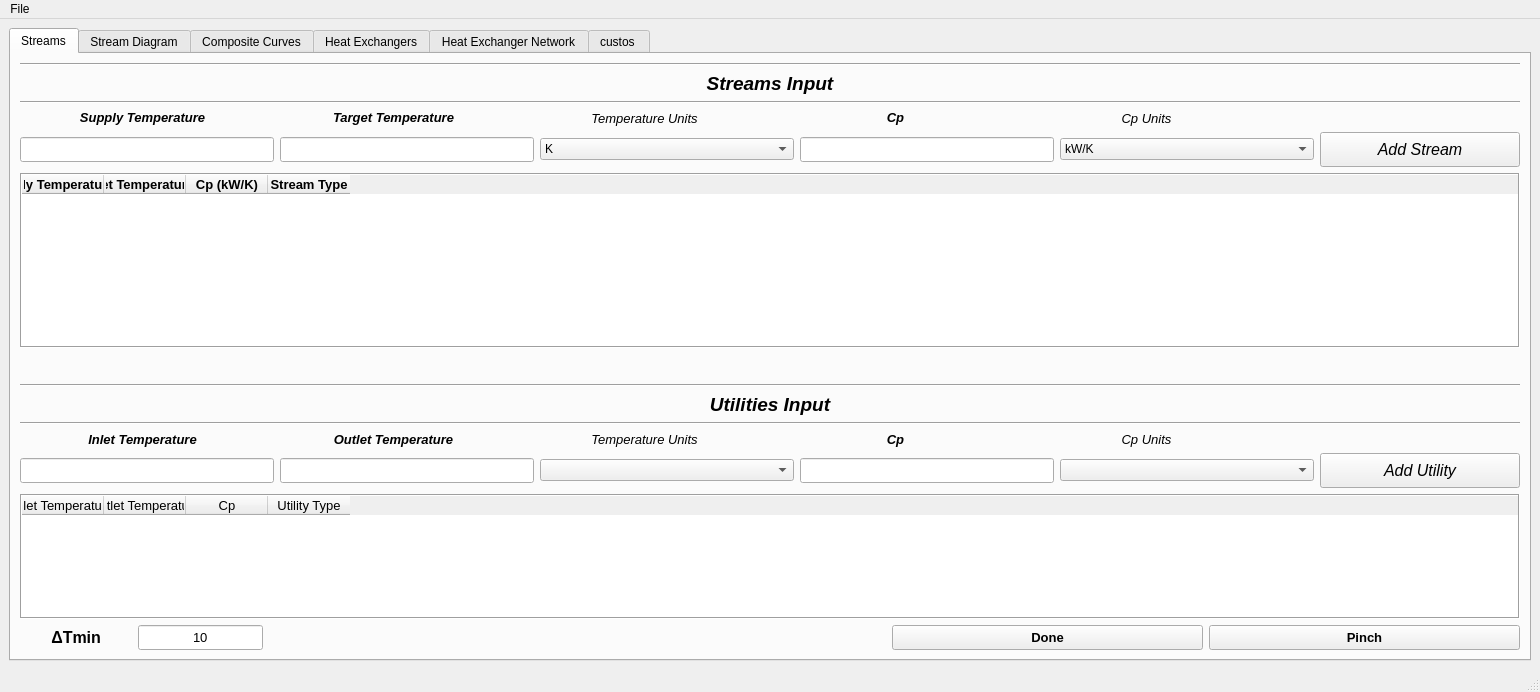
Above: interface/MPinch.ui from CarlosTadeuVassoler/MPinch before the change. Below: the same form after it.
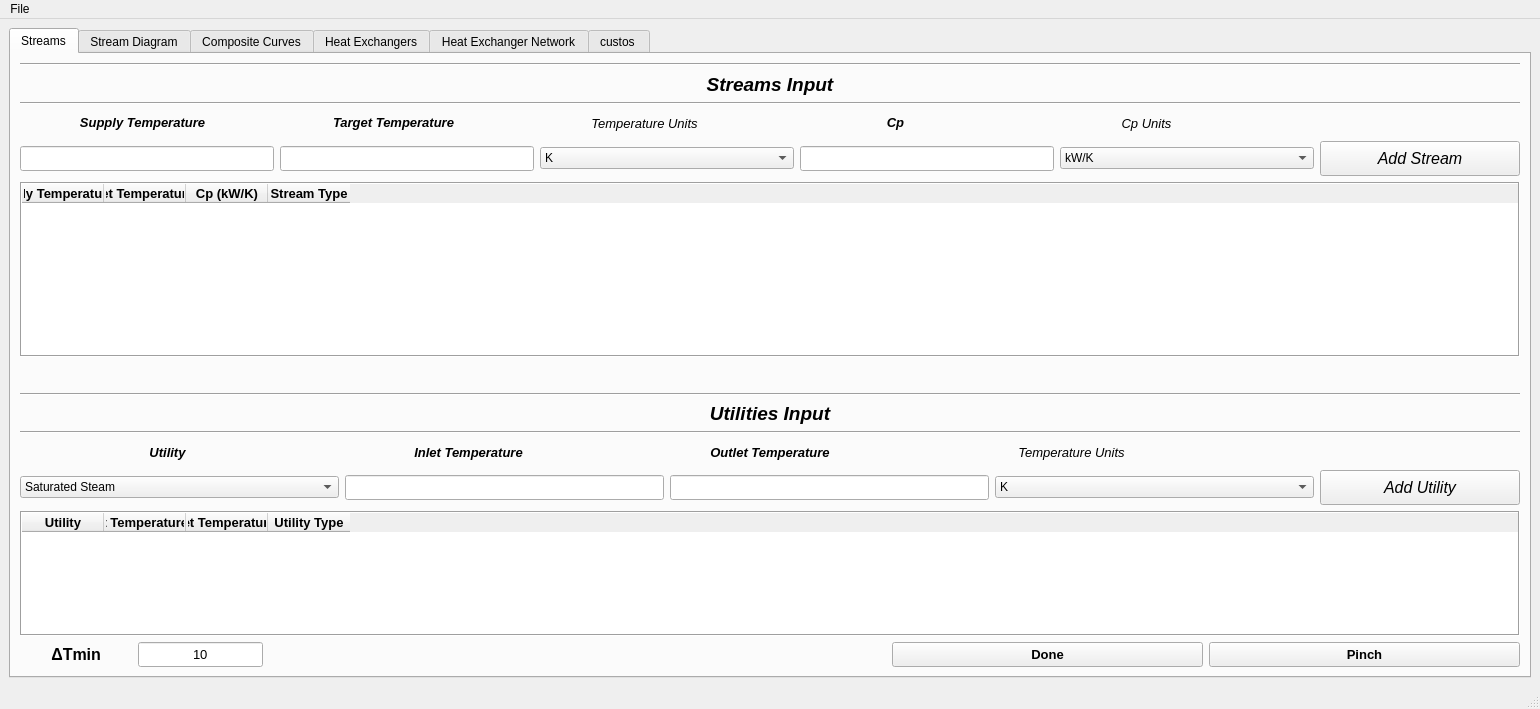
That is the form after the change.

```diff
--- a/interface/MPinch.ui
+++ b/interface/MPinch.ui
@@ -7,7 +7,7 @@
     <x>0</x>
     <y>0</y>
     <width>1540</width>
-    <height>641</height>
+    <height>709</height>
    </rect>
   </property>
   <property name="sizePolicy">
@@ -408,6 +408,9 @@
                <bold>true</bold>
               </font>
              </property>
+             <property name="textAlignment">
+              <set>AlignCenter</set>
+             </property>
             </column>
             <column>
              <property name="text">
@@ -421,6 +424,9 @@
                <bold>true</bold>
               </font>
              </property>
+             <property name="textAlignment">
+              <set>AlignCenter</set>
+             </property>
             </column>
             <column>
              <property name="text">
@@ -434,6 +440,9 @@
                <bold>true</bold>
               </font>
              </property>
+             <property name="textAlignment">
+              <set>AlignCenter</set>
+             </property>
             </column>
             <column>
              <property name="text">
@@ -447,6 +456,9 @@
                <bold>true</bold>
               </font>
              </property>
+             <property name="textAlignment">
+              <set>AlignCenter</set>
+             </property>
             </column>
            </widget>
           </item>
@@ -501,6 +513,25 @@
           </item>
           <item>
            <layout class="QHBoxLayout" name="utility_labels">
+            <item>
+             <widget class="QLabel" name="label_3">
+              <property name="font">
+               <font>
+                <family>Arial</family>
+                <pointsize>10</pointsize>
+                <weight>75</weight>
+                <italic>true</italic>
+                <bold>true</bold>
+               </font>
+              </property>
+              <property name="text">
+               <string>Utility</string>
+              </property>
+              <property name="alignment">
+               <set>Qt::AlignCenter</set>
+              </property>
+             </widget>
+            </item>
             <item>
              <widget class="QLabel" name="label_35">
               <property name="font">
@@ -556,42 +587,6 @@
               </property>
              </widget>
             </item>
-            <item>
-             <widget class="QLabel" name="label_38">
-              <property name="font">
-               <font>
-                <family>Arial</family>
-                <pointsize>10</pointsize>
-                <weight>75</weight>
-                <italic>true</italic>
-                <bold>true</bold>
-               </font>
-              </property>
-              <property name="text">
-               <string>Cp</string>
-              </property>
-              <property name="alignment">
-               <set>Qt::AlignCenter</set>
-              </property>
-             </widget>
-            </item>
-            <item>
-             <widget class="QLabel" name="label_39">
-              <property name="font">
-               <font>
-                <family>Arial</family>
-                <pointsize>10</pointsize>
-                <italic>true</italic>
-               </font>
-              </property>
-              <property name="text">
-               <string>Cp Units</string>
-              </property>
-              <property name="alignment">
-               <set>Qt::AlignCenter</set>
-              </property>
-             </widget>
-            </item>
             <item>
              <widget class="QLabel" name="label_2">
               <property name="minimumSize">
@@ -610,19 +605,17 @@
           <item>
            <layout class="QHBoxLayout" name="utility_inputs">
             <item>
-             <widget class="QLineEdit" name="lineEdit_3">
-              <property name="sizePolicy">
-               <sizepolicy hsizetype="Preferred" vsizetype="Fixed">
-                <horstretch>0</horstretch>
-                <verstretch>0</verstretch>
-               </sizepolicy>
-              </property>
-              <property name="minimumSize">
-               <size>
-                <width>0</width>
-                <height>25</height>
-               </size>
-              </property>
+             <widget class="QComboBox" name="utilidade">
+              <item>
+               <property name="text">
+                <string>Saturated Steam</string>
+               </property>
+              </item>
+              <item>
+               <property name="text">
+                <string>Cooling Water</string>
+               </property>
+              </item>
              </widget>
             </item>
             <item>
@@ -642,10 +635,7 @@
              </widget>
             </item>
             <item>
-             <widget class="QComboBox" name="comboBox_3"/>
-            </item>
-            <item>
-             <widget class="QLineEdit" name="lineEdit_7">
+             <widget class="QLineEdit" name="util_outlet">
               <property name="sizePolicy">
                <sizepolicy hsizetype="Preferred" vsizetype="Fixed">
                 <horstretch>0</horstretch>
@@ -661,7 +651,28 @@
              </widget>
             </item>
             <item>
-             <widget class="QComboBox" name="comboBox_4"/>
+             <widget class="QComboBox" name="temp_unidade_util">
+              <item>
+               <property name="text">
+                <string>K</string>
+               </property>
+              </item>
+              <item>
+               <property name="text">
+                <string>ºC</string>
+               </property>
+              </item>
+              <item>
+               <property name="text">
+                <string>ºF</string>
+               </property>
+              </item>
+              <item>
+               <property name="text">
+                <string>R</string>
+               </property>
+              </item>
+             </widget>
             </item>
             <item>
              <widget class="QPushButton" name="pushButton_24">
@@ -738,7 +749,7 @@
              <enum>QAbstractScrollArea::AdjustToContents</enum>
             </property>
             <property name="showGrid">
-             <bool>true</bool>
+             <bool>false</bool>
             </property>
             <property name="gridStyle">
              <enum>Qt::SolidLine</enum>
@@ -747,7 +758,7 @@
              <bool>false</bool>
             </property>
             <property name="wordWrap">
-             <bool>true</bool>
+             <bool>false</bool>
             </property>
             <attribute name="horizontalHeaderVisible">
              <bool>true</bool>
@@ -761,6 +772,9 @@
             <attribute name="horizontalHeaderHighlightSections">
              <bool>false</bool>
             </attribute>
+            <attribute name="horizontalHeaderShowSortIndicator" stdset="0">
+             <bool>false</bool>
+            </attribute>
             <attribute name="horizontalHeaderStretchLastSection">
              <bool>false</bool>
             </attribute>
@@ -778,23 +792,68 @@
             </attribute>
             <column>
              <property name="text">
-              <string>Inlet Temperature</string>
+              <string>Utility</string>
              </property>
+             <property name="font">
+              <font>
+               <family>Arial</family>
+               <pointsize>10</pointsize>
+               <weight>75</weight>
+               <italic>false</italic>
+               <bold>true</bold>
+              </font>
+             </property>
+             <property name="textAlignment">
+              <set>AlignCenter</set>
+             </property>
             </column>
             <column>
              <property name="text">
-              <string>Outlet Temperature</string>
+              <string>Inlet Temperature (K)</string>
              </property>
+             <property name="font">
+              <font>
+               <family>Arial</family>
+               <pointsize>10</pointsize>
+               <weight>75</weight>
+               <bold>true</bold>
+              </font>
+             </property>
+             <property name="textAlignment">
+              <set>AlignCenter</set>
+             </property>
             </column>
             <column>
              <property name="text">
-              <string>Cp</string>
+              <string>Outlet Temperature (K)</string>
+             </property>
+             <property name="font">
+              <font>
+               <family>Arial</family>
+               <pointsize>10</pointsize>
+               <weight>75</weight>
+               <bold>true</bold>
+              </font>
+             </property>
+             <property name="textAlignment">
+              <set>AlignCenter</set>
              </property>
             </column>
             <column>
              <property name="text">
               <string>Utility Type</string>
              </property>
+             <property name="font">
+              <font>
+               <family>Arial</family>
+               <pointsize>10</pointsize>
+               <weight>75</weight>
+               <bold>true</bold>
+              </font>
+             </property>
+             <property name="textAlignment">
+              <set>AlignCenter</set>
+             </property>
             </column>
            </widget>
           </item>
```
Left out of the diff: 8 changed lines with no effect on the pictures.
